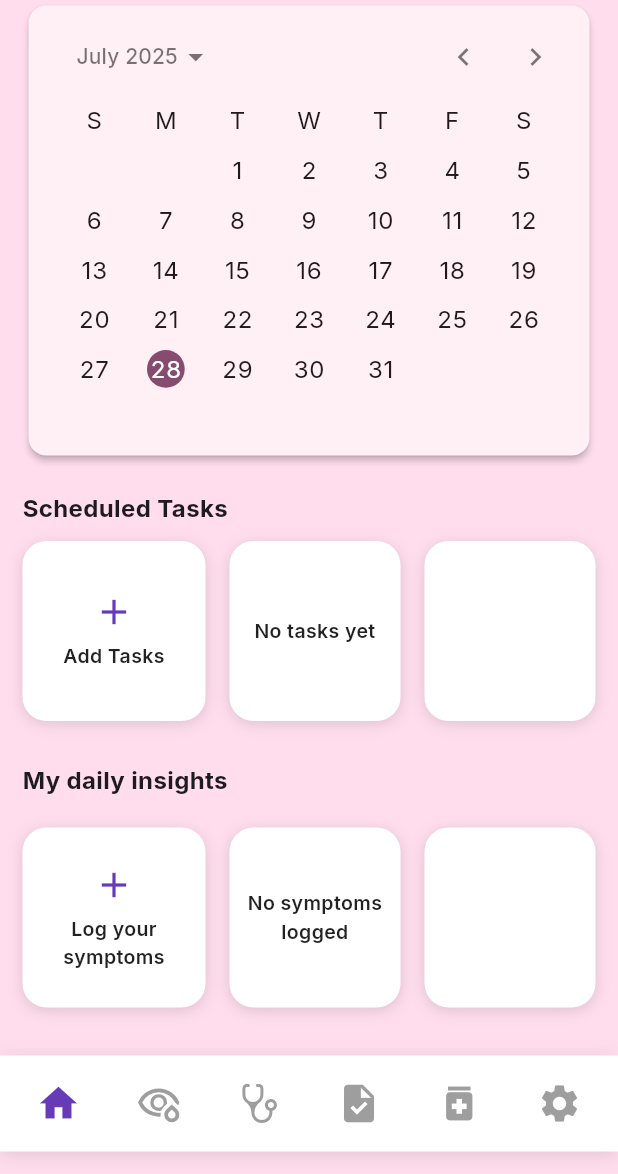
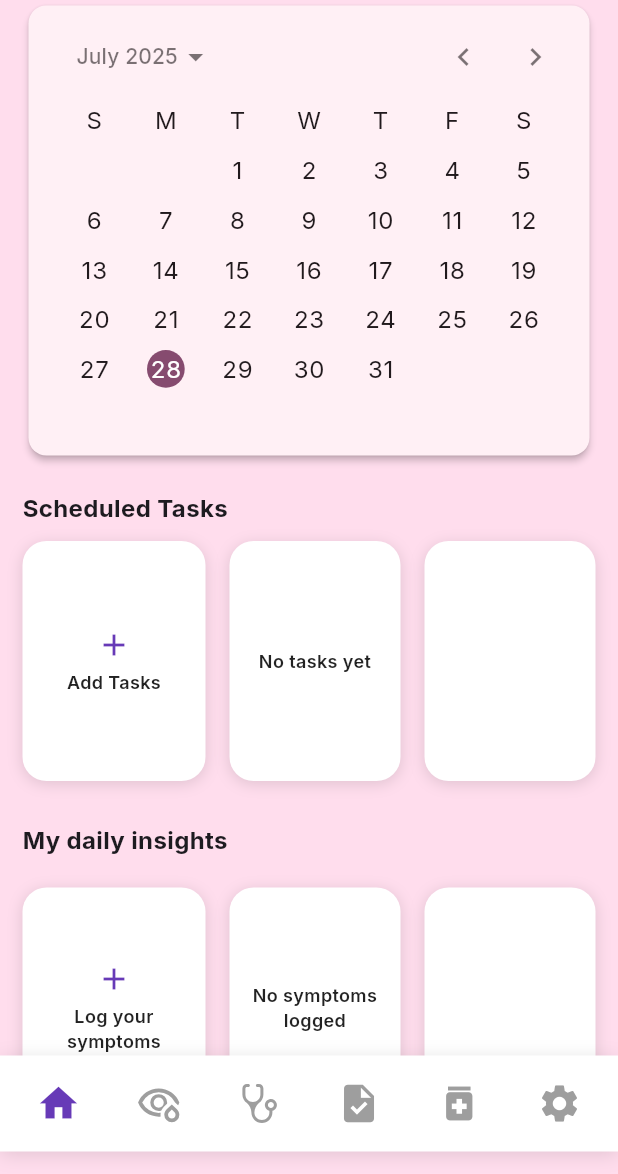
Before and after one commit to pabl0e/PillPall, a Flutter app: the screen it shows once a user with an empty profile is signed in, on a phone screen of 412 x 824 dp, the part 62-1236 px from its top. Run offline on Flutter 3.47's test engine with Material 3 defaults, Android fonts, the light colour scheme and no system bars; our stand-ins replace cloud_firestore, firebase_auth, firebase_core, flutter_svg, google_fonts; accounts and stored records are empty.

Commit message:
Landing Page UI
-Added overflow on Doctors' card when specialty is too long.
-Fixed mobile number not displaying due to overflow in Doctor's specialty

```diff
--- a/lib/views/landing_page.dart
+++ b/lib/views/landing_page.dart
@@ -6,9 +6,6 @@ import 'package:pillpall/views/doctor_list.dart';
 import 'package:pillpall/views/global_homebar.dart';
 import 'package:pillpall/views/symptom_page.dart';
 import 'package:pillpall/views/task_page.dart';
-import 'package:pillpall/views/medication_page.dart';
-import 'package:pillpall/views/alarm_test_page.dart';
-import 'package:pillpall/views/profile_page.dart';
 class HomePage extends StatefulWidget {
   const HomePage({super.key});
 
@@ -760,7 +757,7 @@ class _SquareTaskCard extends StatelessWidget {
       child: GestureDetector(
         onTap: onTap,
         child: Container(
-          height: 120,
+          height: 160,
           margin: EdgeInsets.only(bottom: 8),
           decoration: BoxDecoration(
             color: Colors.white,
@@ -773,7 +770,6 @@ class _SquareTaskCard extends StatelessWidget {
               ),
             ],
           ),
-          child: Center(
           child: Padding(
             padding: const EdgeInsets.all(8.0),
             child: Column(
@@ -784,53 +780,61 @@ class _SquareTaskCard extends StatelessWidget {
                   Icon(
                     icon,
                     color: Colors.deepPurple,
-                      size: 28,
+                    size: 24,
                   ),
-                    SizedBox(height: 6),
+                  SizedBox(height: 4),
                 ],
 
                 // Label text
-                  Text(
+                Flexible(
+                  child: Text(
                     label,
                     style: TextStyle(
                       color: Colors.black87,
                       fontWeight: FontWeight.w600,
-                      fontSize: 13,
+                      fontSize: 12,
                     ),
                     textAlign: TextAlign.center,
                     maxLines: 2,
-                    overflow: TextOverflow.ellipsis,
+                    overflow: TextOverflow.visible,
+                    softWrap: true,
+                  ),
                 ),
 
                 // Date field (specialty for doctors)
                 if (date != null && date!.isNotEmpty) ...[
-                    SizedBox(height: 4),
-                    Text(
+                  SizedBox(height: 2),
+                  Flexible(
+                    child: Text(
                       date!,
                       style: TextStyle(
                         color: Colors.deepPurple,
-                        fontSize: 11,
+                        fontSize: 10,
                         fontWeight: FontWeight.w500,
                       ),
                       textAlign: TextAlign.center,
                       maxLines: 2,
-                      overflow: TextOverflow.ellipsis,
+                      overflow: TextOverflow.visible,
+                      softWrap: true,
+                    ),
                   ),
                 ],
 
-                  // Time field (phone for doctors) - Always show for debugging
+                // Time field (phone for doctors)
                 if (time != null && time!.isNotEmpty) ...[
-                    SizedBox(height: 3),
-                    Text(
+                  SizedBox(height: 2),
+                  Flexible(
+                    child: Text(
                       time!,
                       style: TextStyle(
                         color: Colors.teal,
-                        fontSize: 11,
+                        fontSize: 9,
                         fontWeight: FontWeight.w400,
                       ),
                       textAlign: TextAlign.center,
                       maxLines: 1,
                       overflow: TextOverflow.ellipsis,
+                    ),
                   ),
                 ],
               ],
@@ -838,7 +842,6 @@ class _SquareTaskCard extends StatelessWidget {
           ),
         ),
       ),
-      ),
     );
   }
 }
```
Lines whose indentation alone changed are shown as unchanged.
